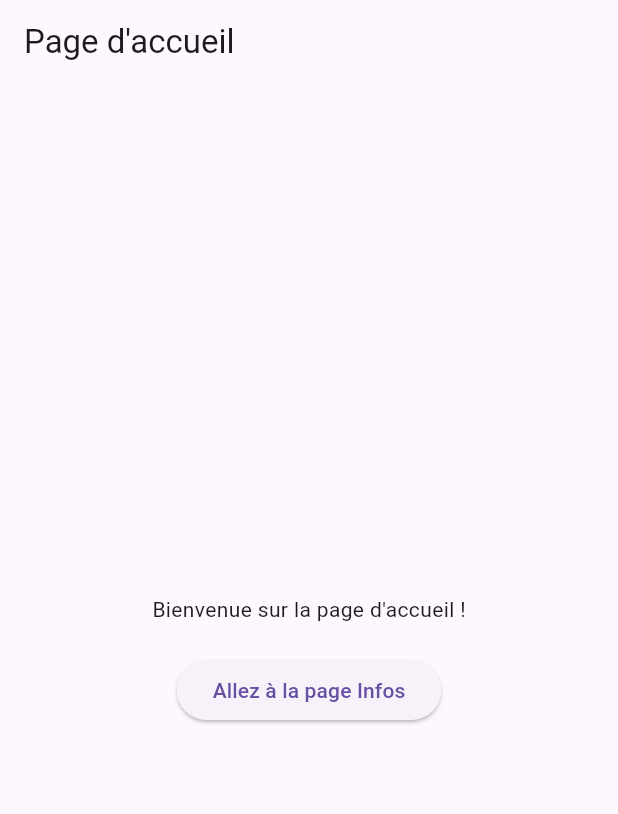
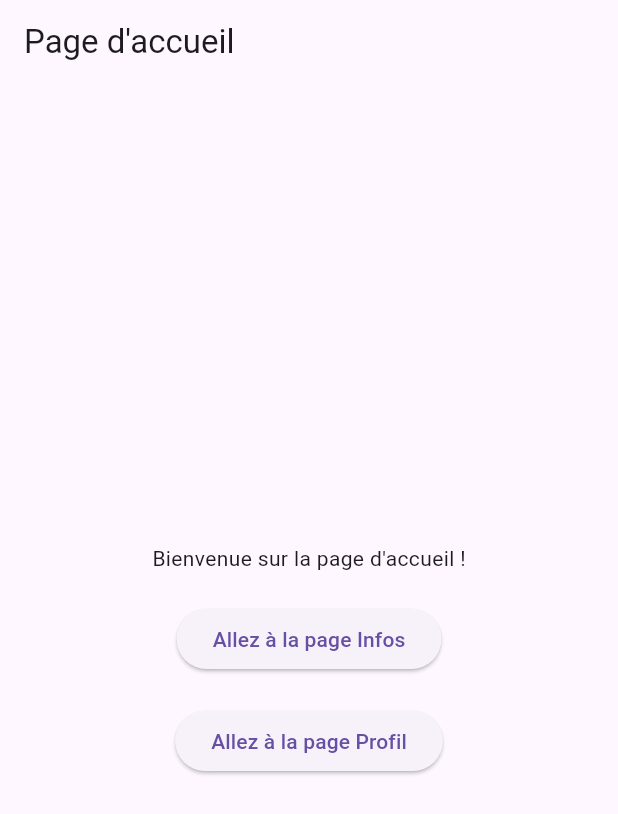
Before and after one commit to bekkai-mohibb/atelierflutter05, a Flutter app: the screen it shows after launch, on a phone screen of 412 x 824 dp. Shown: the top 814 px of the screen. Run offline on Flutter 3.47's test engine with Material 3 defaults, Android fonts, the phone set to English and light mode, and no system bars.

Commit message:
etape5qst4

```diff
--- a/lib/page_accueil.dart
+++ b/lib/page_accueil.dart
@@ -1,5 +1,6 @@
 import 'package:flutter/material.dart';
 import 'package:flutter_app_navigation/page_infos.dart';
+import 'package:flutter_app_navigation/page_profil.dart';
 
 class PageAccueil extends StatelessWidget {
   const PageAccueil({super.key});
@@ -26,6 +27,18 @@ class PageAccueil extends StatelessWidget {
                 },
                 child: Text("Allez à la page Infos"),
               ),
+
+              SizedBox(height: 20),
+
+              ElevatedButton(
+                onPressed: () {
+                  Navigator.push(
+                    context,
+                    MaterialPageRoute(builder: (context) => PageProfil()),
+                  );
+                },
+                child: Text("Allez à la page Profil"),
+              ),
             ],
           ),
         ),
```
